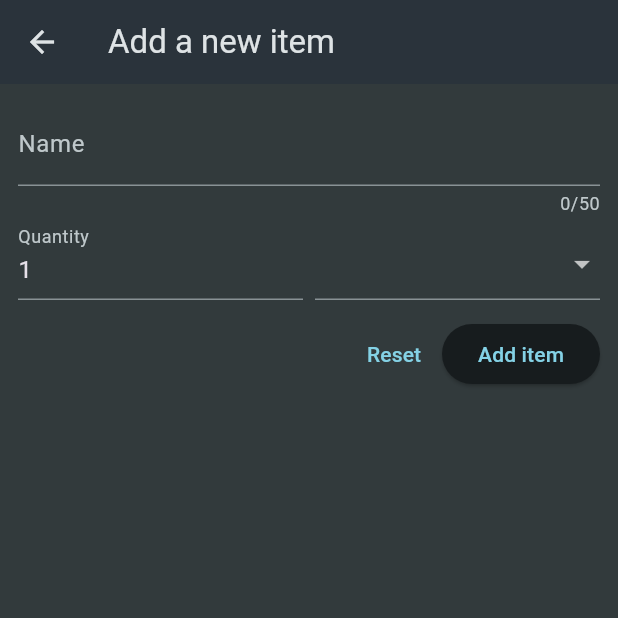
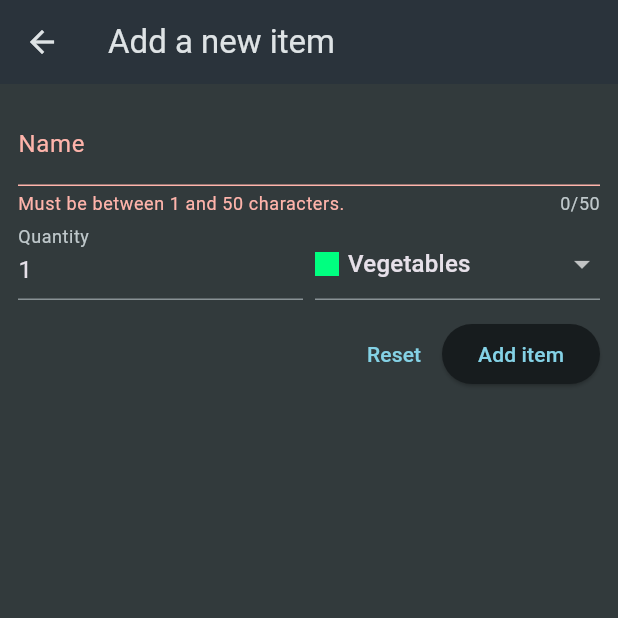
Before and after one commit to anisaberjani1/shopping_list, a Flutter app: the NewItem screen opened directly, after a tap on "Add item", on a phone screen of 412 x 824 dp, the top half of it. Run offline on Flutter 3.47's test engine with Material 3 defaults, Android fonts, the phone set to English and light mode, and no system bars.

Commit message:
Getting form access via a global key, passing data between screens

```diff
--- a/lib/widgets/new_item.dart
+++ b/lib/widgets/new_item.dart
@@ -1,5 +1,7 @@
 import 'package:flutter/material.dart';
 import 'package:shopping_list/data/categories.dart';
+import 'package:shopping_list/models/category.dart';
+import 'package:shopping_list/models/grocery_item.dart';
 
 class NewItem extends StatefulWidget {
   const NewItem({super.key});
@@ -11,6 +13,25 @@ class NewItem extends StatefulWidget {
 }
 
 class _NewItemState extends State<NewItem> {
+  final _formKey = GlobalKey<FormState>();
+  var _enteredName = '';
+  var _enteredQuantity = 1;
+  var _selectedCategory = categories[Categories.vegetables]!;
+
+  void _saveItem() {
+    if (_formKey.currentState!.validate()) {
+      _formKey.currentState!.save();
+      Navigator.of(context).pop(
+        GroceryItem(
+          id: DateTime.now().toString(),
+          name: _enteredName,
+          quantity: _enteredQuantity,
+          category: _selectedCategory,
+        ),
+      );
+    }
+  }
+
   @override
   Widget build(BuildContext context) {
     return Scaffold(
@@ -18,16 +39,23 @@ class _NewItemState extends State<NewItem> {
       body: Padding(
         padding: const EdgeInsets.all(12),
         child: Form(
+          key: _formKey,
           child: Column(
             children: [
               TextFormField(
                 maxLength: 50,
                 decoration: InputDecoration(label: Text('Name')),
                 validator: (value) {
-                  if(value == null || value.isEmpty || int.tryParse(value) == null || int.tryParse(value)! <= 0){
-                    return 'Must be a valid, positive number.';
+                  if (value == null ||
+                      value.isEmpty ||
+                      value.trim().length <= 1 ||
+                      value.trim().length > 50) {
+                    return 'Must be between 1 and 50 characters.';
                   }
                   return null;
+                },
+                onSaved: (value) {
+                  _enteredName = value!;
                 },
               ),
               Row(
@@ -35,13 +63,29 @@ class _NewItemState extends State<NewItem> {
                 children: [
                   Expanded(
                     child: TextFormField(
-                      decoration: const InputDecoration(label: Text('Quantity')),
-                      initialValue: '1',
+                      decoration: const InputDecoration(
+                        label: Text('Quantity'),
+                      ),
+                      keyboardType: TextInputType.number,
+                      initialValue: _enteredQuantity.toString(),
+                      validator: (value) {
+                        if (value == null ||
+                            value.isEmpty ||
+                            int.tryParse(value) == null ||
+                            int.tryParse(value)! <= 0) {
+                          return 'Must be a valid, positive number.';
+                        }
+                        return null;
+                      },
+                      onSaved: (value) {
+                        _enteredQuantity = int.parse(value!);
+                      },
                     ),
                   ),
                   const SizedBox(width: 8),
                   Expanded(
                     child: DropdownButtonFormField(
+                      value: _selectedCategory,
                       items: [
                         for (final category in categories.entries)
                           DropdownMenuItem(
@@ -59,19 +103,31 @@ class _NewItemState extends State<NewItem> {
                             ),
                           ),
                       ],
-                      onChanged: (value){},
+                      onChanged: (value) {
+                        setState(() {
+                          _selectedCategory = value!;
+                        });
+                      },
                     ),
                   ),
                 ],
               ),
-              const SizedBox(height: 12,),
+              const SizedBox(height: 12),
               Row(
                 mainAxisAlignment: MainAxisAlignment.end,
                 children: [
-                  TextButton(onPressed: (){}, child: const Text('Reset')),
-                  ElevatedButton(onPressed: (){}, child: const Text('Add item')),
+                  TextButton(
+                    onPressed: () {
+                      _formKey.currentState!.reset();
+                    },
+                    child: const Text('Reset'),
+                  ),
+                  ElevatedButton(
+                    onPressed: _saveItem,
+                    child: const Text('Add item'),
+                  ),
                 ],
-              )
+              ),
             ],
           ),
         ),
```
Also changed, not shown: lib/data/dummy_items.dart (deleted, +0 -21 lines), lib/widgets/grocery_list.dart (+45 -15 lines).
